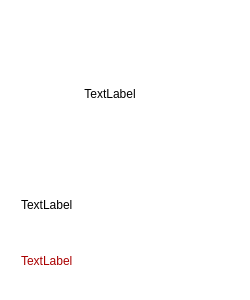
Old version of the form ui/product_item.ui in the repository ntpthaodh/MindX_PTA_Sample.
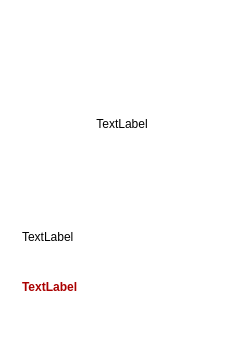
New version of the form.

```diff
--- a/ui/product_item.ui
+++ b/ui/product_item.ui
@@ -7,7 +7,7 @@
     <x>0</x>
     <y>0</y>
     <width>250</width>
-    <height>300</height>
+    <height>350</height>
    </rect>
   </property>
   <property name="sizePolicy">
@@ -21,22 +21,34 @@
   </property>
   <property name="styleSheet">
    <string notr="true">background-color:white;
-padding: 8px;
-border-radius: 16px;</string>
+border-radius: 12px;
+box-shadow: 0 1px 2px 0 rgba(60,64,67,.1),0 2px 6px 2px rgba(60,64,67,.15);</string>
   </property>
   <widget class="QWidget" name="verticalLayoutWidget">
    <property name="geometry">
     <rect>
      <x>10</x>
      <y>10</y>
-     <width>231</width>
-     <height>281</height>
+     <width>232</width>
+     <height>331</height>
     </rect>
    </property>
    <layout class="QVBoxLayout" name="verticalLayout" stretch="2,1,1">
     <property name="spacing">
+     <number>8</number>
+    </property>
+    <property name="leftMargin">
      <number>12</number>
     </property>
+    <property name="topMargin">
+     <number>16</number>
+    </property>
+    <property name="rightMargin">
+     <number>12</number>
+    </property>
+    <property name="bottomMargin">
+     <number>16</number>
+    </property>
     <item>
      <widget class="QLabel" name="image">
       <property name="sizePolicy">
@@ -63,6 +75,9 @@
       <property name="alignment">
        <set>Qt::AlignCenter</set>
       </property>
+      <property name="margin">
+       <number>0</number>
+      </property>
      </widget>
     </item>
     <item>
@@ -91,7 +106,8 @@
       </property>
       <property name="styleSheet">
        <string notr="true">font: 10pt &quot;MS Shell Dlg 2&quot;;
-color: rgb(170, 0, 0);</string>
+color: rgb(170, 0, 0);
+font-weight: 500;</string>
       </property>
       <property name="text">
        <string>TextLabel</string>
```
